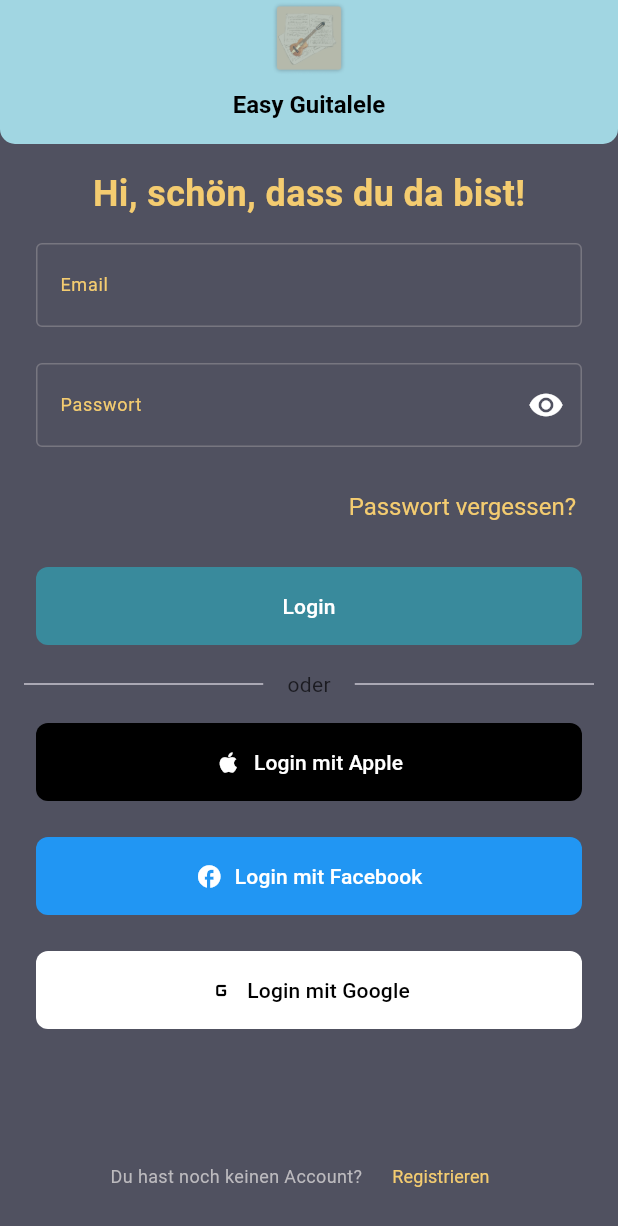
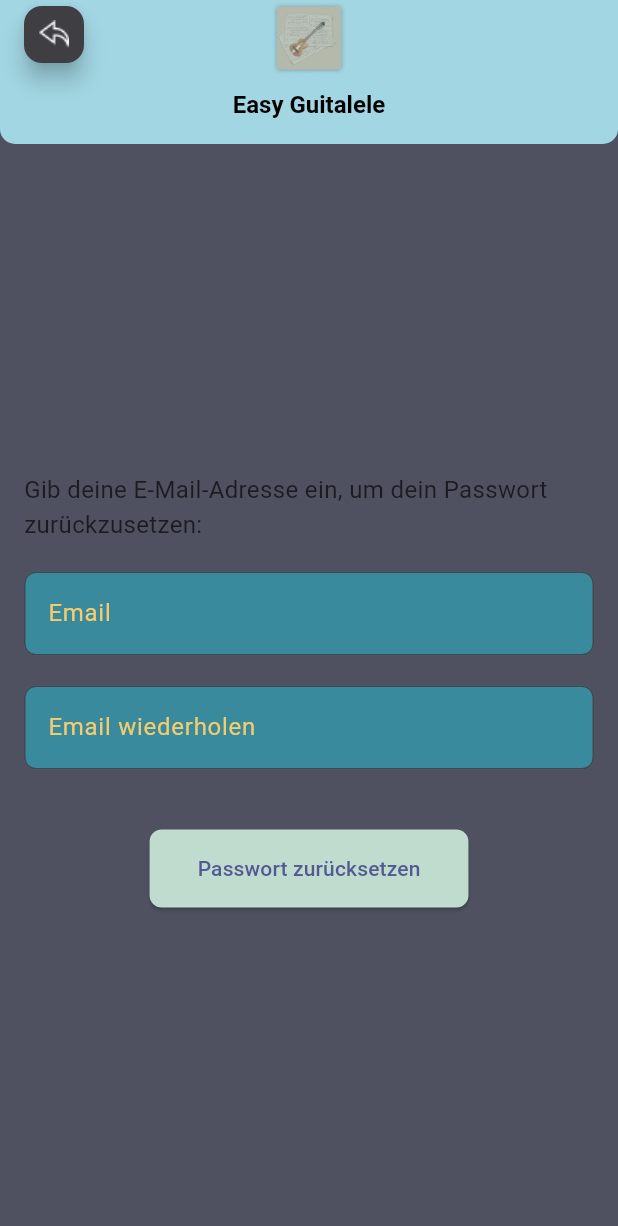
Before and after one commit to Miguele73/new_easy_guitalele_app, a Flutter app: the screen it shows after launch, after a tap on "Passwort vergessen?", on a phone screen of 412 x 824 dp. Shown: the top 1226 px of the screen. Run offline on Flutter 3.47's test engine with Material 3 defaults, Android fonts, the phone set to English and light mode, and no system bars; our stand-ins replace google_fonts; Roboto replaces fonts that are missing (Rye).

Commit message:
Add Forgot Password screen and integrate navigation from Log In screen

```diff
--- /dev/null
+++ b/lib/src/features/auth/presentation/forgot_password_screen.dart
@@ -0,0 +1,79 @@
+import 'package:flutter/material.dart';
+import 'package:new_easy_guitalele_app/src/theme/app_colors.dart';
+import 'package:new_easy_guitalele_app/src/features/auth/presentation/widgets/my_app_bar.dart';
+
+class ForgotPasswordScreen extends StatelessWidget {
+  const ForgotPasswordScreen({super.key});
+
+  @override
+  Widget build(BuildContext context) {
+    return Scaffold(
+      backgroundColor: AppColors.background,
+      appBar: MyAppBar(automaticallyImplyLeading: true),
+
+      body: Center(
+        child: Padding(
+          padding: const EdgeInsets.all(16.0),
+          child: Column(
+            mainAxisAlignment: MainAxisAlignment.center,
+            children: [
+              const Text(
+                'Gib deine E-Mail-Adresse ein, um dein Passwort zurückzusetzen:',
+                style: TextStyle(fontSize: 16),
+              ),
+              const SizedBox(height: 20),
+              TextField(
+                decoration: InputDecoration(
+                  fillColor: AppColors.button,
+                  border: OutlineInputBorder(
+                    borderRadius: BorderRadius.circular(8.0),
+                  ),
+                  labelText: 'Email',
+                  hintText: 'E-Mail-Adresse eingeben',
+                  filled: true,
+                  labelStyle: TextStyle(color: AppColors.text),
+                ),
+              ),
+              const SizedBox(height: 20),
+              TextField(
+                decoration: InputDecoration(
+                  border: OutlineInputBorder(
+                    borderRadius: BorderRadius.circular(8.0),
+                  ),
+                  labelText: 'Email wiederholen',
+                  hintText: 'E-Mail-Adresse wiederholen',
+                  filled: true,
+                  fillColor: AppColors.button,
+                  labelStyle: TextStyle(color: AppColors.text),
+                ),
+              ),
+              const SizedBox(height: 40),
+              ElevatedButton(
+                style: ElevatedButton.styleFrom(
+                  backgroundColor: AppColors.chordList,
+                  padding: const EdgeInsets.symmetric(
+                    horizontal: 32,
+                    vertical: 16,
+                  ),
+                  shape: RoundedRectangleBorder(
+                    borderRadius: BorderRadius.circular(8.0),
+                  ),
+                ),
+                onPressed: () {
+                  ScaffoldMessenger.of(context).showSnackBar(
+                    const SnackBar(
+                      content: Text(
+                        'Passwort-Zurücksetzung angefordert! Bitte überprüfe deine E-Mail.',
+                      ),
+                    ),
+                  );
+                },
+                child: const Text('Passwort zurücksetzen'),
+              ),
+            ],
+          ),
+        ),
+      ),
+    );
+  }
+}
--- a/lib/src/features/auth/presentation/log_in_screen.dart
+++ b/lib/src/features/auth/presentation/log_in_screen.dart
@@ -1,6 +1,7 @@
 import 'package:flutter/material.dart';
 import 'package:google_fonts/google_fonts.dart';
 import 'package:new_easy_guitalele_app/src/data/database_repository.dart';
+import 'package:new_easy_guitalele_app/src/features/auth/presentation/forgot_password_screen.dart';
 import 'package:new_easy_guitalele_app/src/features/auth/presentation/widgets/login_app_bar.dart';
 import 'package:new_easy_guitalele_app/src/features/auth/presentation/sign_in_screen.dart';
 import 'package:new_easy_guitalele_app/src/features/screen/desicion_screen.dart';
@@ -93,7 +94,14 @@
               Align(
                 alignment: Alignment.centerRight,
                 child: TextButton(
-                  onPressed: () {},
+                  onPressed: () {
+                    Navigator.push(
+                      context,
+                      MaterialPageRoute(
+                        builder: (context) => ForgotPasswordScreen(),
+                      ),
+                    );
+                  },
                   style: TextButton.styleFrom(
                     foregroundColor: AppColors.text,
                     textStyle: TextStyle(
@@ -117,7 +125,7 @@
                       ),
                     ),
                     onPressed: () {
-                      Navigator.push(
+                      Navigator.pushReplacement(
                         context,
                         MaterialPageRoute(
                           builder:
```
